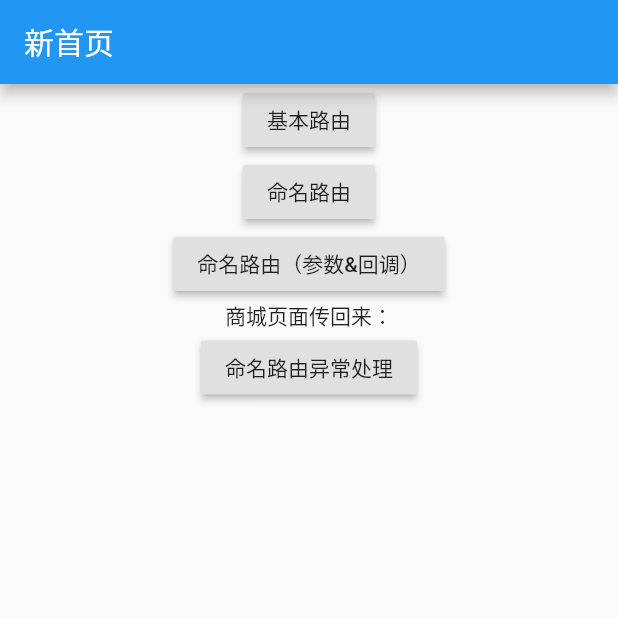
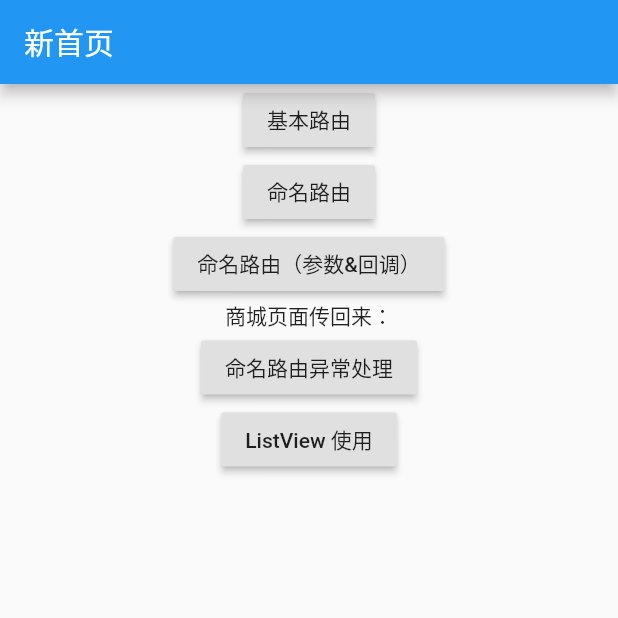
Before and after one commit to geeklyc/flutterDemo, a Flutter app: the screen it shows after launch, on a phone screen of 412 x 824 dp, the top half of it. Run offline on Flutter 3.47's test engine with Material 2 defaults, Android fonts, the phone set to English and light mode, and no system bars.

Commit message:
【新增】ListView使用

```diff
--- a/lib/HomePage.dart
+++ b/lib/HomePage.dart
@@ -40,6 +40,10 @@ class _HomePage extends State<HomePage> {
               RaisedButton(
                 child: Text('命名路由异常处理'),
                 onPressed: () => Navigator.pushNamed(context, 'unknowPage'),
+              ),
+              RaisedButton(
+                child: Text('ListView 使用'),
+                onPressed: () => Navigator.pushNamed(context, 'listPage'),
               ),
             ],
           )),
--- a/lib/main.dart
+++ b/lib/main.dart
@@ -2,6 +2,7 @@ import 'package:flutter/material.dart';
 import 'package:flutterdemo/HomePage.dart';
 import 'package:flutterdemo/MallPage.dart';
 import 'package:flutterdemo/UnknownPage.dart';
+import 'package:flutterdemo/ListPage.dart';
 
 void main() => runApp(MyApp());
 
@@ -15,7 +16,8 @@ class MyApp extends StatelessWidget {
         primarySwatch: Colors.blue,
       ),
       routes: {
-        "mallPage": (context) => MallPage(title: '商城首页',)
+        "mallPage": (context) => MallPage(title: '商城首页',),
+        "listPage": (context) => ListPage()
       }, // 注册路由
       onUnknownRoute: (RouteSettings setting) => MaterialPageRoute(builder: (context) => UnknownPage()),
       home: HomePage(),
```
Also changed, not shown: lib/ListPage.dart (added, +40 -0 lines).
